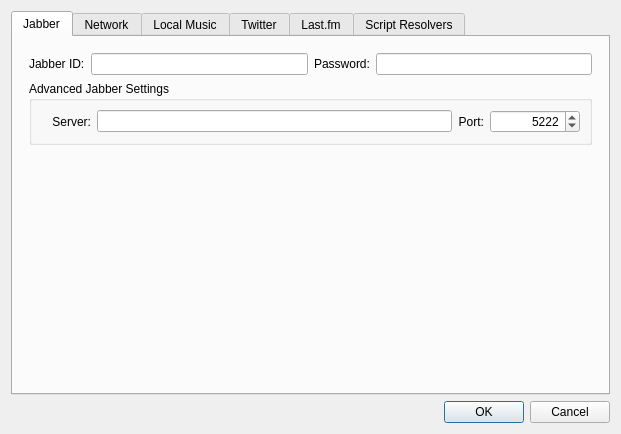
The window that src/settingsdialog.ui (tomahawk-player/tomahawk) describes before a commit, drawn with Qt 5.
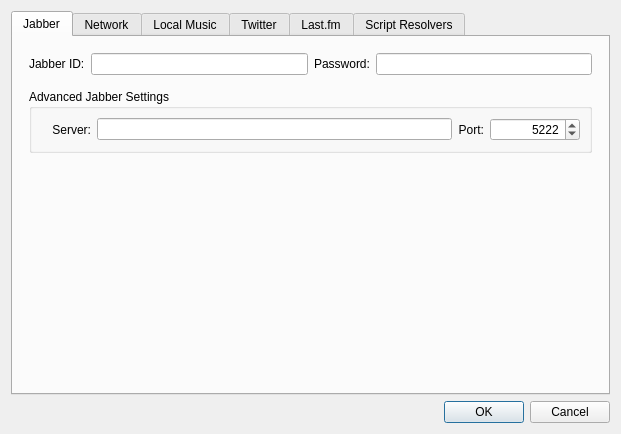
The same window after the commit. The open tabs and pages were chosen to show the change. Icons and pictures are not drawn.

Commit message: * Fix SettingsDialog layout on OSX.

Diff of the .ui file:
```diff
--- a/src/settingsdialog.ui
+++ b/src/settingsdialog.ui
@@ -101,6 +101,22 @@
          </item>
         </layout>
        </item>
+       <item>
+        <spacer name="verticalSpacer_6">
+         <property name="orientation">
+          <enum>Qt::Vertical</enum>
+         </property>
+         <property name="sizeType">
+          <enum>QSizePolicy::Fixed</enum>
+         </property>
+         <property name="sizeHint" stdset="0">
+          <size>
+           <width>20</width>
+           <height>8</height>
+          </size>
+         </property>
+        </spacer>
+       </item>
        <item>
         <widget class="QGroupBox" name="groupBoxJabberAdvanced">
          <property name="enabled">
```
Left out of the diff: 2 changed lines with no effect on the pictures.
